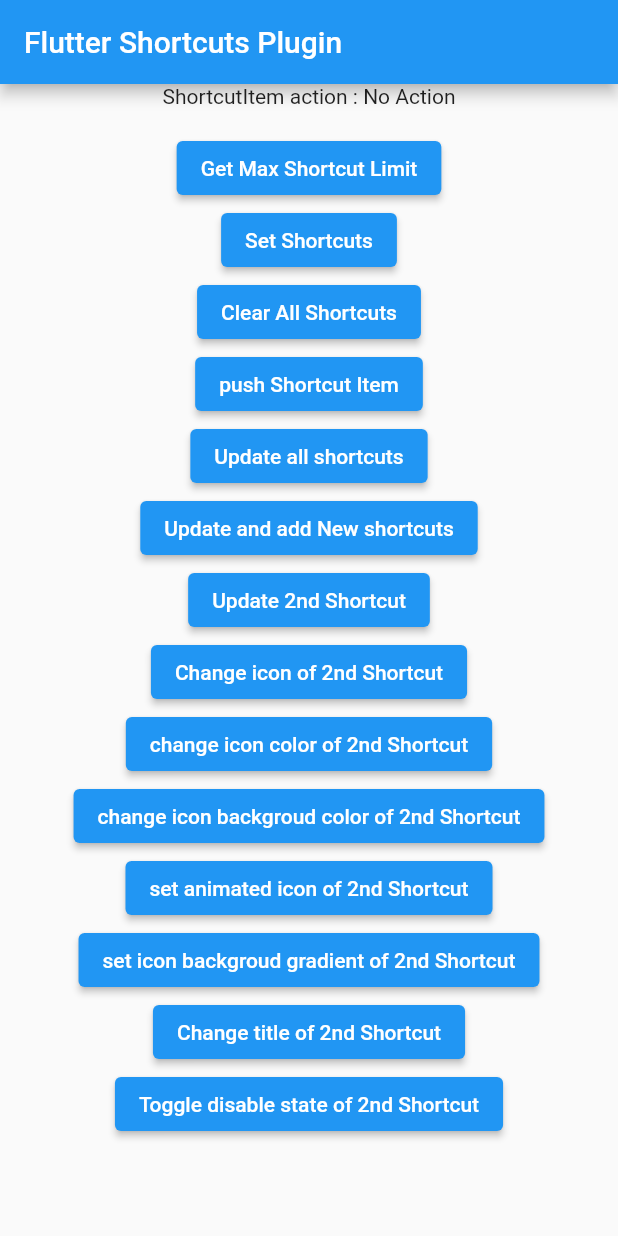
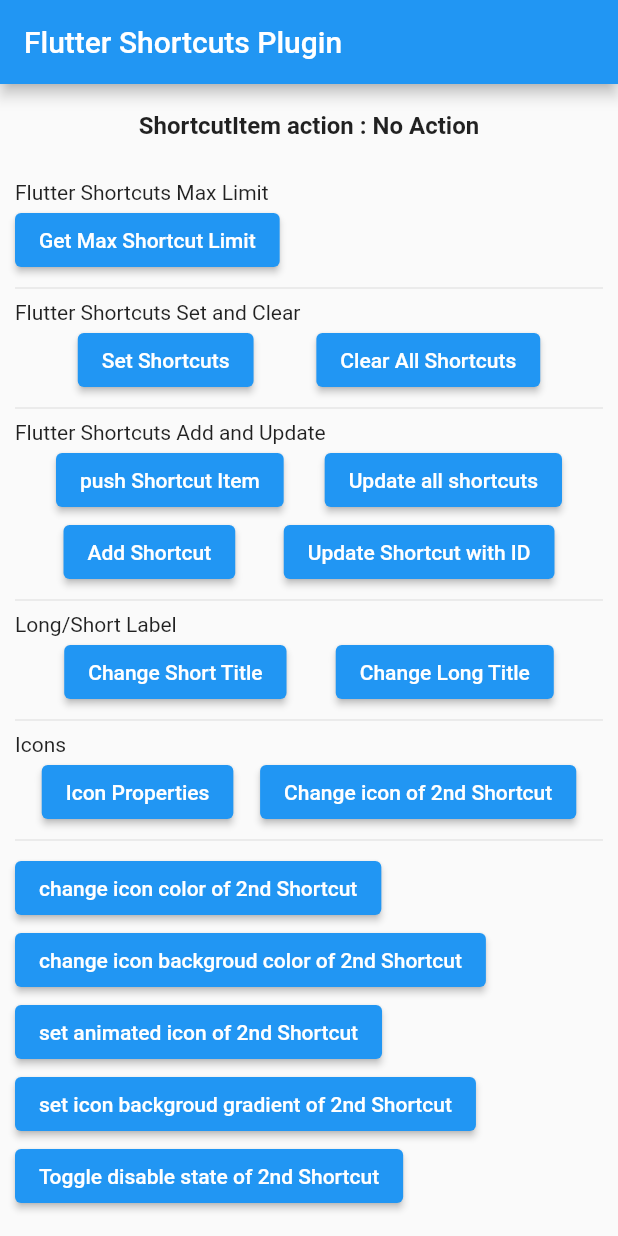
Before and after one commit to DevsOnFlutter/flutter_shortcuts, a Flutter app: the screen it shows after launch, after a tap on "Update all shortcuts", on a phone screen of 412 x 824 dp. Run offline on Flutter 3.47's test engine with Material 2 defaults, Android fonts, the phone set to English and light mode, and no system bars; our stand-ins replace plugin_platform_interface.

Commit message:
get icon properties

```diff
--- a/example/lib/main.dart
+++ b/example/lib/main.dart
@@ -35,18 +35,41 @@
           title: const Text('Flutter Shortcuts Plugin'),
         ),
         body: SingleChildScrollView(
+          child: Container(
+            padding: EdgeInsets.all(10),
             child: Column(
+              crossAxisAlignment: CrossAxisAlignment.start,
               children: [
-              Center(
-                child: Text('ShortcutItem action : $action\n'),
+                Padding(
+                  padding: const EdgeInsets.all(8.0),
+                  child: Center(
+                    child: Text(
+                      'ShortcutItem action : $action\n',
+                      style: TextStyle(
+                        fontSize: 16,
+                        fontWeight: FontWeight.bold,
                       ),
+                    ),
+                  ),
+                ),
+                Text("Flutter Shortcuts Max Limit"),
+                Row(
+                  children: [
                     ElevatedButton(
                       child: Text("Get Max Shortcut Limit"),
                       onPressed: () async {
-                  int result = await flutterShortcuts.getMaxShortcutLimit();
+                        int result =
+                            await flutterShortcuts.getMaxShortcutLimit();
                         print("======> max: $result");
                       },
                     ),
+                  ],
+                ),
+                Divider(),
+                Text("Flutter Shortcuts Set and Clear"),
+                Row(
+                  mainAxisAlignment: MainAxisAlignment.spaceEvenly,
+                  children: [
                     ElevatedButton(
                       child: Text("Set Shortcuts"),
                       onPressed: () async {
@@ -80,6 +103,13 @@
                         flutterShortcuts.clearShortcutItems();
                       },
                     ),
+                  ],
+                ),
+                Divider(),
+                Text("Flutter Shortcuts Add and Update"),
+                Row(
+                  mainAxisAlignment: MainAxisAlignment.spaceEvenly,
+                  children: [
                     ElevatedButton(
                       child: Text("push Shortcut Item"),
                       onPressed: () async {
@@ -95,7 +125,7 @@
                     ElevatedButton(
                       child: Text("Update all shortcuts"),
                       onPressed: () async {
-                  await flutterShortcuts.updateAllShortcutItems(
+                        await flutterShortcuts.updateShortcutItems(
                           shortcutList: <FlutterShortcutItem>[
                             const FlutterShortcutItem(
                               id: "1",
@@ -109,14 +139,20 @@
                               shortLabel: 'Second Page 2',
                               icon: 'ic_launcher',
                             ),
-                      ]);
+                          ],
+                        );
                       },
                     ),
+                  ],
+                ),
+                Row(
+                  mainAxisAlignment: MainAxisAlignment.spaceEvenly,
+                  children: [
                     ElevatedButton(
-                child: Text("Update and add New shortcuts"),
+                      child: Text("Add Shortcut"),
                       onPressed: () async {
-                  await flutterShortcuts
-                      .addShortcutItems(shortcutList: <FlutterShortcutItem>[
+                        await flutterShortcuts.addShortcutItems(
+                            shortcutList: <FlutterShortcutItem>[
                               const FlutterShortcutItem(
                                 id: "1",
                                 action: 'Homepage',
@@ -139,7 +175,7 @@
                       },
                     ),
                     ElevatedButton(
-                child: Text("Update 2nd Shortcut"),
+                      child: Text("Update Shortcut with ID"),
                       onPressed: () {
                         flutterShortcuts.updateShortcutItem(
                           id: "1",
@@ -152,6 +188,40 @@
                         );
                       },
                     ),
+                  ],
+                ),
+                Divider(),
+                Text("Long/Short Label"),
+                Row(
+                  mainAxisAlignment: MainAxisAlignment.spaceEvenly,
+                  children: [
+                    ElevatedButton(
+                      child: Text("Change Short Title"),
+                      onPressed: () {
+                        // flutterShortcuts.updateShortcutItemTitle(id, title);
+                      },
+                    ),
+                    ElevatedButton(
+                      child: Text("Change Long Title"),
+                      onPressed: () {
+                        // flutterShortcuts.updateShortcutItemTitle(id, title);
+                      },
+                    ),
+                  ],
+                ),
+                Divider(),
+                Text("Icons"),
+                Row(
+                  mainAxisAlignment: MainAxisAlignment.spaceEvenly,
+                  children: [
+                    ElevatedButton(
+                      child: Text("Icon Properties"),
+                      onPressed: () async {
+                        Map<String, int> properties =
+                            await flutterShortcuts.getIconProperties();
+                        print(properties);
+                      },
+                    ),
                     ElevatedButton(
                       child: Text("Change icon of 2nd Shortcut"),
                       onPressed: () {
@@ -159,6 +229,9 @@
                             id: "2", icon: "bookmark_icon");
                       },
                     ),
+                  ],
+                ),
+                Divider(),
                 ElevatedButton(
                   child: Text("change icon color of 2nd Shortcut"),
                   onPressed: () {
@@ -188,12 +261,6 @@
                   },
                 ),
                 ElevatedButton(
-                child: Text("Change title of 2nd Shortcut"),
-                onPressed: () {
-                  // flutterShortcuts.updateShortcutItemTitle(id, title);
-                },
-              ),
-              ElevatedButton(
                   child: Text("Toggle disable state of 2nd Shortcut"),
                   onPressed: () {
                     // disable title
@@ -204,6 +271,7 @@
             ),
           ),
         ),
+      ),
     );
   }
 }
--- a/lib/flutter_shortcuts.dart
+++ b/lib/flutter_shortcuts.dart
@@ -27,6 +27,12 @@
     return FlutterShortcutsPlatform.instance.getMaxShortcutLimit();
   }
 
+  /// [getIconProperties] returns the "maxHeight" and "maxWidth" of the shortcut icon.
+  /// Example: {"maxHeight": 250, "maxWidth": 200}
+  Future<Map<String, int>> getIconProperties() {
+    return FlutterShortcutsPlatform.instance.getIconProperties();
+  }
+
   /// [setShortcutItems] will set all the shortcut items.
   Future<void> setShortcutItems(
       {List<FlutterShortcutItem> shortcutItems}) async {
@@ -52,12 +58,11 @@
     return FlutterShortcutsPlatform.instance.addShortcutItems(shortcutList);
   }
 
-  /// [updateAllShortcutItems] updates all the shortcut items.
+  /// [updateShortcutItems] updates shortcut items.
   /// If the IDs of the shortcuts are not same, no changes will be reflected.
-  Future<void> updateAllShortcutItems(
+  Future<void> updateShortcutItems(
       {List<FlutterShortcutItem> shortcutList}) async {
-    return FlutterShortcutsPlatform.instance
-        .updateAllShortcutItems(shortcutList);
+    return FlutterShortcutsPlatform.instance.updateShortcutItems(shortcutList);
   }
 
   /// [updateShortcutItem] updates a single shortcut item based on id.
--- a/lib/src/method_call/flutter_shortcuts_method_call_handler.dart
+++ b/lib/src/method_call/flutter_shortcuts_method_call_handler.dart
@@ -36,6 +36,15 @@
   }
 
   @override
+  Future<Map<String, int>> getIconProperties() async {
+    return channel.invokeMethod('getIconProperties').then(
+          (value) => value.map(
+            (key, value) => MapEntry<String, int>(key, value),
+          ),
+        );
+  }
+
+  @override
   Future<void> setShortcutItems(List<FlutterShortcutItem> items) async {
     final List<Map<String, String>> itemsList =
         items.map(_serializeItem).toList();
@@ -54,10 +63,10 @@
   }
 
   @override
-  Future<void> updateAllShortcutItems(List<FlutterShortcutItem> items) async {
+  Future<void> updateShortcutItems(List<FlutterShortcutItem> items) async {
     final List<Map<String, String>> itemsList =
         items.map(_serializeItem).toList();
-    await channel.invokeMethod<void>('updateAllShortcutItems', itemsList);
+    await channel.invokeMethod<void>('updateShortcutItems', itemsList);
   }
 
   @override
--- a/lib/src/platform/flutter_shortcuts_platform.dart
+++ b/lib/src/platform/flutter_shortcuts_platform.dart
@@ -36,6 +36,10 @@
     throw UnimplementedError("getMaxShortcutLimit() has not been implemented.");
   }
 
+  Future<Map<String, int>> getIconProperties() {
+    throw UnimplementedError("getIconProperties() has not been implemented.");
+  }
+
   Future<void> setShortcutItems(List<FlutterShortcutItem> items) async {
     throw UnimplementedError("setShortcutItems() has not been implemented.");
   }
@@ -48,7 +52,7 @@
     throw UnimplementedError("pushShortcutItem() has not been implemented.");
   }
 
-  Future<void> updateAllShortcutItems(List<FlutterShortcutItem> items) async {
+  Future<void> updateShortcutItems(List<FlutterShortcutItem> items) async {
     throw UnimplementedError("updateShortcutItems() has not been implemented.");
   }
 
```
Also changed, not shown: 2 other files. Lines whose indentation alone changed are shown as unchanged.
